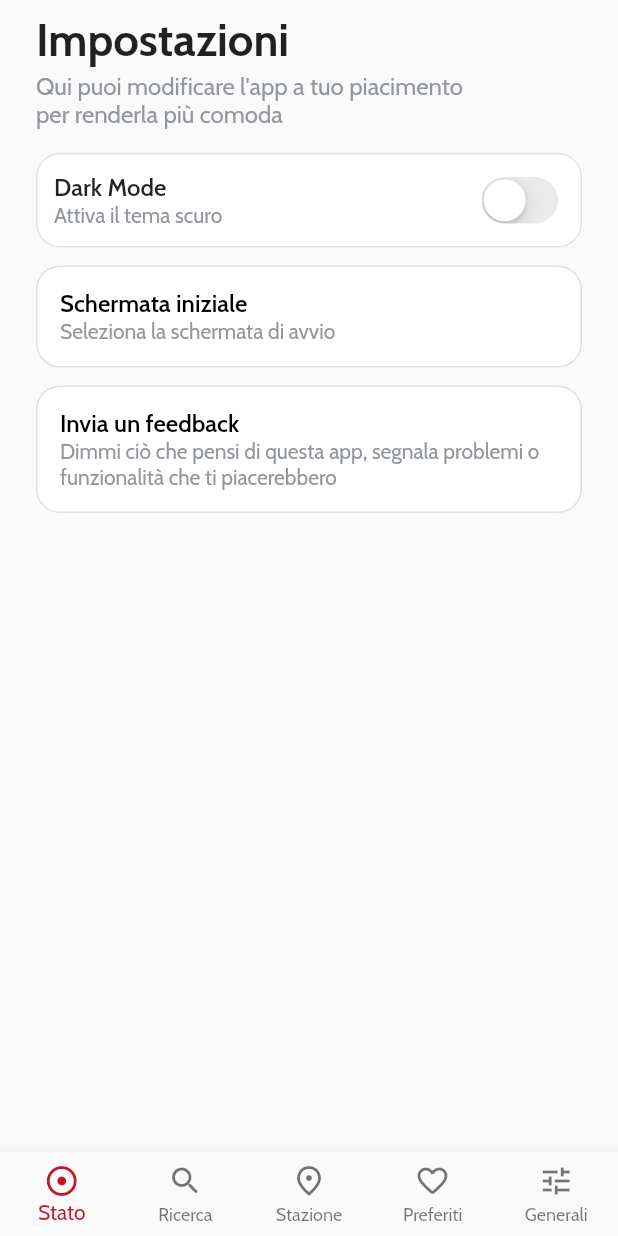
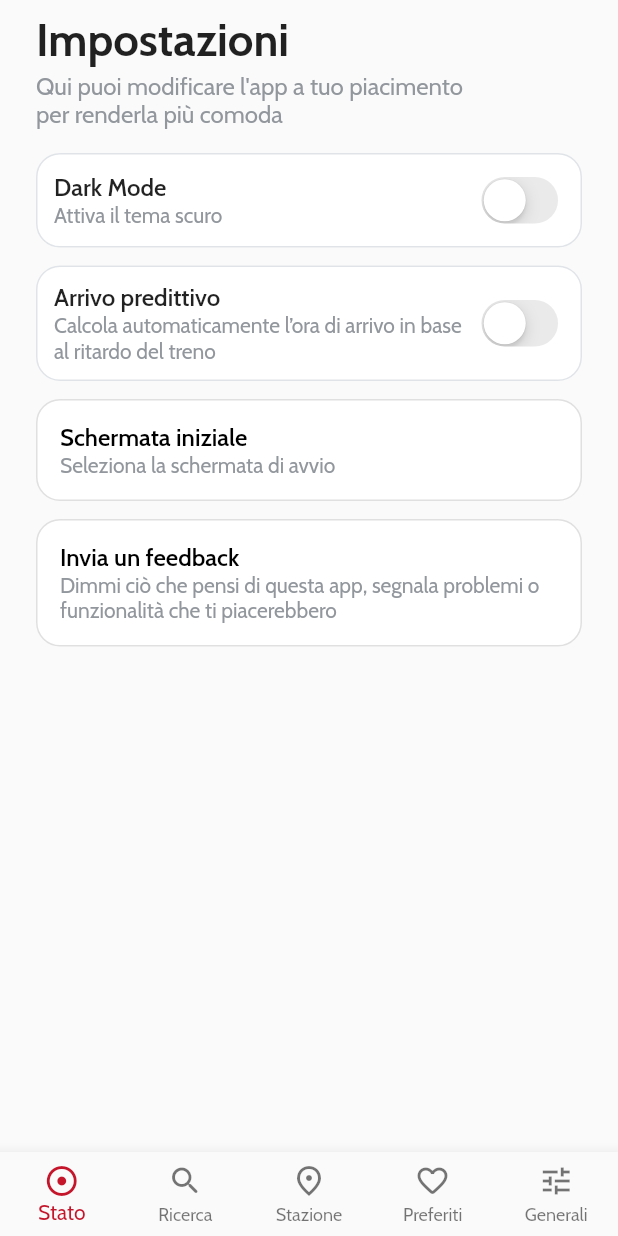
Before and after one commit to c0c4i/treninoo, a Flutter app: the screen it shows after launch, swiped to page 5, on a phone screen of 412 x 824 dp. Run offline on Flutter 3.47's test engine with Material 2 defaults, Android fonts, the phone set to English and light mode, and no system bars; our stand-ins replace adaptive_theme, bloc, equatable, firebase_core, flutter_bloc, flutter_typeahead and 3 more; missing offline and left inert: firebase_core_web, flutter_keyboard_visibility_web, shared_preferences_web; accounts and stored records are empty.

Commit message:
init predicted arrival

```diff
--- a/lib/app.dart
+++ b/lib/app.dart
@@ -2,6 +2,7 @@ import 'package:adaptive_theme/adaptive_theme.dart';
 import 'package:flutter/material.dart';
 import 'package:flutter_bloc/flutter_bloc.dart';
 import 'package:flutter_localizations/flutter_localizations.dart';
+import 'package:treninoo/cubit/predicted_arrival.dart';
 import 'package:treninoo/view/router/app_router.dart';
 import 'package:treninoo/view/style/theme.dart';
 
@@ -61,6 +62,9 @@ class App extends StatelessWidget {
             BlocProvider(
               create: (_) => FirstPageCubit(savedTrainRepository),
             ),
+            BlocProvider(
+              create: (_) => PredictedArrivalCubit(savedTrainRepository),
+            ),
           ],
           child: MaterialApp(
             title: 'Treninoo',
--- /dev/null
+++ b/lib/cubit/predicted_arrival.dart
@@ -0,0 +1,14 @@
+import 'package:flutter_bloc/flutter_bloc.dart';
+import 'package:treninoo/repository/saved_train.dart';
+
+class PredictedArrivalCubit extends Cubit<bool> {
+  PredictedArrivalCubit(this._savedTrainRepository)
+      : super(_savedTrainRepository.sharedPrefs.predictedArrival);
+
+  final SavedTrainRepository _savedTrainRepository;
+
+  void setValue(bool enable) {
+    _savedTrainRepository.sharedPrefs.predictedArrival = enable;
+    emit(enable);
+  }
+}
--- a/lib/utils/shared_preference.dart
+++ b/lib/utils/shared_preference.dart
@@ -7,6 +7,7 @@ class SharedPrefs {
   static const String SPrecentsStations = 'recentsStations';
   static const String SPDarkMode = 'darkMode';
   static const String SPFirstPage = 'first_page';
+  static const String SPPredictedArrival = 'predicted_arrival';
 
   Future<void> setup() async {
     _sharedPrefs = await SharedPreferences.getInstance();
@@ -36,4 +37,11 @@ class SharedPrefs {
   set firstPage(int value) {
     _sharedPrefs.setInt(SPFirstPage, value);
   }
+
+  bool get predictedArrival =>
+      _sharedPrefs.getBool(SPPredictedArrival) ?? false;
+
+  set predictedArrival(bool value) {
+    _sharedPrefs.setBool(SPPredictedArrival, value);
+  }
 }
--- a/lib/view/components/buttons/text_button.dart
+++ b/lib/view/components/buttons/text_button.dart
@@ -3,7 +3,7 @@ import 'package:treninoo/view/style/colors/grey.dart';
 import 'package:treninoo/view/style/theme.dart';
 
 class ActionTextButton extends StatelessWidget {
-  final String? title;
+  final String title;
   final double width;
   final double height;
   final Color? backgroundColor;
@@ -12,7 +12,7 @@ class ActionTextButton extends StatelessWidget {
 
   const ActionTextButton({
     Key? key,
-    this.title,
+    required this.title,
     this.width = double.infinity,
     this.height = 54,
     this.backgroundColor,
@@ -28,7 +28,7 @@ class ActionTextButton extends StatelessWidget {
       child: TextButton(
         onPressed: onPressed,
         child: Text(
-          title!,
+          title,
           style: TextStyle(fontSize: 18, fontWeight: FontWeight.w500),
         ),
         style: TextButton.styleFrom(
--- /dev/null
+++ b/lib/view/components/predicted_arrival/enable_predicted_arrival.dart
@@ -0,0 +1,58 @@
+import 'package:flutter/cupertino.dart';
+import 'package:flutter/material.dart';
+import 'package:flutter_bloc/flutter_bloc.dart';
+import 'package:treninoo/cubit/predicted_arrival.dart';
+import 'package:treninoo/view/style/colors/grey.dart';
+import 'package:treninoo/view/style/colors/primary.dart';
+import 'package:treninoo/view/style/theme.dart';
+import 'package:treninoo/view/style/typography.dart';
+
+class PredictedArrival extends StatelessWidget {
+  const PredictedArrival({Key? key}) : super(key: key);
+
+  @override
+  Widget build(BuildContext context) {
+    return Card(
+      elevation: 0,
+      shape: RoundedRectangleBorder(
+        borderRadius: BorderRadius.circular(16), // if you need this
+        side: BorderSide(
+          color: Grey.light,
+          width: 1,
+        ),
+      ),
+      margin: EdgeInsets.zero,
+      child: Padding(
+        padding: const EdgeInsets.all(kPadding),
+        child: Row(
+          children: [
+            Expanded(
+              child: Column(
+                crossAxisAlignment: CrossAxisAlignment.start,
+                children: [
+                  Text(
+                    "Arrivo predittivo",
+                    style: Typo.subheaderHeavy,
+                  ),
+                  Text(
+                    "Calcola automaticamente l’ora di arrivo in base al ritardo del treno",
+                    style: Typo.bodyLight.copyWith(
+                      color: Grey.dark,
+                    ),
+                  ),
+                ],
+              ),
+            ),
+            CupertinoSwitch(
+              value: context.watch<PredictedArrivalCubit>().state,
+              onChanged: (bool value) {
+                context.read<PredictedArrivalCubit>().setValue(value);
+              },
+              activeColor: Primary.normal,
+            ),
+          ],
+        ),
+      ),
+    );
+  }
+}
--- a/lib/view/pages/settings_page.dart
+++ b/lib/view/pages/settings_page.dart
@@ -10,6 +10,7 @@ import 'package:treninoo/view/style/theme.dart';
 
 import '../components/buttons/menu/menu_button_click.dart';
 import '../components/dialog/select_start_page.dart';
+import '../components/predicted_arrival/enable_predicted_arrival.dart';
 import '../router/routes_names.dart';
 
 class Settings extends StatefulWidget {
@@ -49,6 +50,8 @@ class _SettingsState extends State<Settings> {
                 },
               ),
               SizedBox(height: kPadding),
+              PredictedArrival(),
+              SizedBox(height: kPadding),
               MenuButtonClick(
                 title: "Schermata iniziale",
                 description: "Seleziona la schermata di avvio",
--- a/lib/view/pages/train_status_page.dart
+++ b/lib/view/pages/train_status_page.dart
@@ -7,6 +7,7 @@ import 'package:treninoo/bloc/train_status/trainstatus.dart';
 import 'package:treninoo/model/SavedTrain.dart';
 
 import 'package:treninoo/model/TrainInfo.dart';
+import 'package:treninoo/view/components/predicted_arrival/predicted_arrival_alert.dart';
 import 'package:treninoo/view/components/train_status/train_status_appbar.dart';
 import 'package:treninoo/view/components/train_status/train_status_details.dart';
 import 'package:treninoo/view/components/train_status/train_status_not_found.dart';
@@ -129,6 +130,7 @@ class _TrainStatusPageState extends State<TrainStatusPage> {
                                 currentStop:
                                     state.trainInfo.lastPositionRegister,
                               ),
+                              PredictedArrivalAlert(),
                             ],
                           );
                         if (state is TrainStatusLoading && trainInfo != null) {
@@ -144,6 +146,7 @@ class _TrainStatusPageState extends State<TrainStatusPage> {
                                 stops: trainInfo!.stops,
                                 currentStop: trainInfo!.lastPositionRegister,
                               ),
+                              PredictedArrivalAlert(),
                             ],
                           );
                         }
--- a/lib/view/style/theme.dart
+++ b/lib/view/style/theme.dart
@@ -3,7 +3,7 @@ import 'package:flutter/material.dart';
 import 'colors/grey.dart';
 
 Color kPrimaryColor = const Color(0xFFC4152B);
-// Color kSecondaryColor = const Color(0xFF004899);
+Color kAccentColor = const Color(0xFF006400);
 Color kErrorColor = const Color(0xFFF03738);
 
 Color kSuccessColor = const Color(0xFF3CC13B);
```
Also changed, not shown: lib/view/components/predicted_arrival/predicted_arrival_alert.dart (added, +63 -0 lines), lib/view/style/colors/accent.dart (added, +13 -0 lines), 1 other file.
